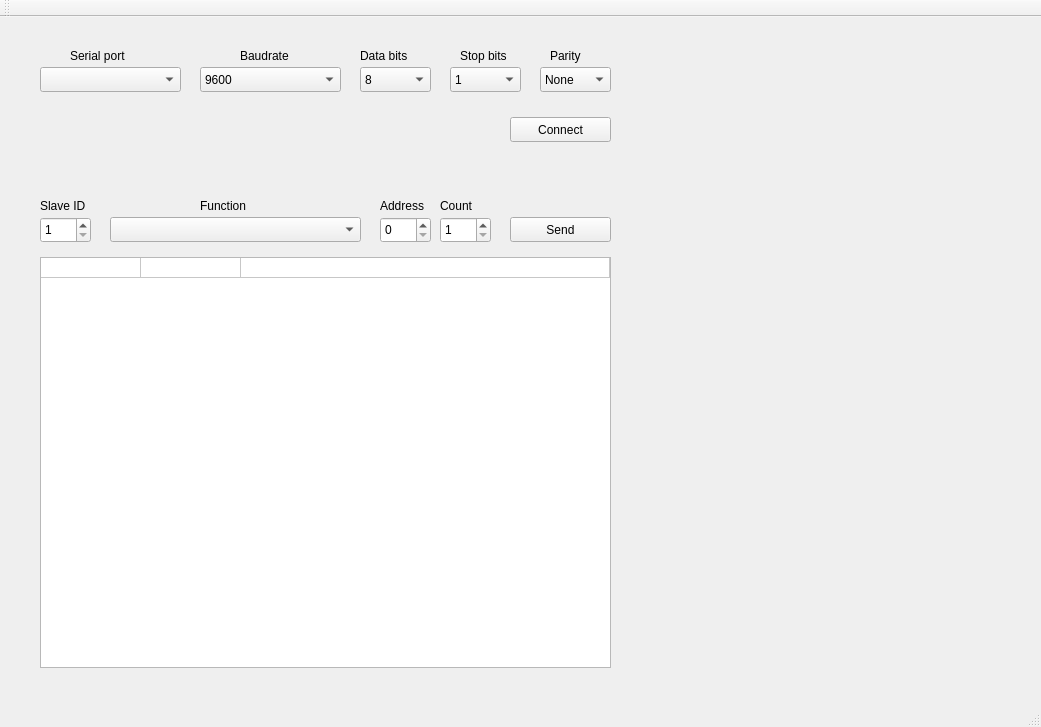
Qt form forms/mainwindow.ui (maisvendoo/qmaster) before a commit.
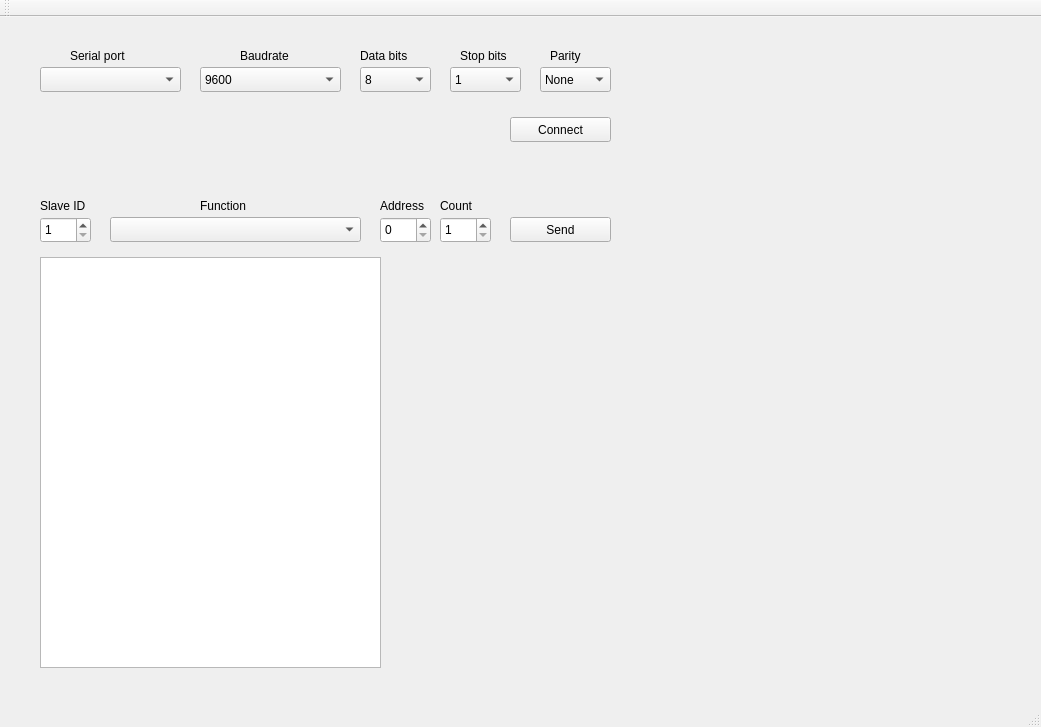
The same form after that commit.

Commit message: User interface development...

What changed in the file:
```diff
--- a/forms/mainwindow.ui
+++ b/forms/mainwindow.ui
@@ -389,15 +389,21 @@
      <rect>
       <x>40</x>
       <y>240</y>
-      <width>571</width>
+      <width>341</width>
       <height>411</height>
      </rect>
     </property>
+    <property name="sizePolicy">
+     <sizepolicy hsizetype="Expanding" vsizetype="Expanding">
+      <horstretch>0</horstretch>
+      <verstretch>0</verstretch>
+     </sizepolicy>
+    </property>
     <property name="sizeAdjustPolicy">
      <enum>QAbstractScrollArea::AdjustIgnored</enum>
     </property>
     <property name="rowCount">
-     <number>1</number>
+     <number>0</number>
     </property>
     <property name="columnCount">
      <number>3</number>
@@ -417,10 +423,21 @@
     <attribute name="verticalHeaderStretchLastSection">
      <bool>false</bool>
     </attribute>
-    <row/>
-    <column/>
-    <column/>
-    <column/>
+    <column>
+     <property name="text">
+      <string>Data type</string>
+     </property>
+    </column>
+    <column>
+     <property name="text">
+      <string>Address</string>
+     </property>
+    </column>
+    <column>
+     <property name="text">
+      <string>Value</string>
+     </property>
+    </column>
    </widget>
   </widget>
   <widget class="QMenuBar" name="menuBar">
```
Left out of the diff: 5 changed lines with no effect on the pictures. The commit also changes 5 other files.
